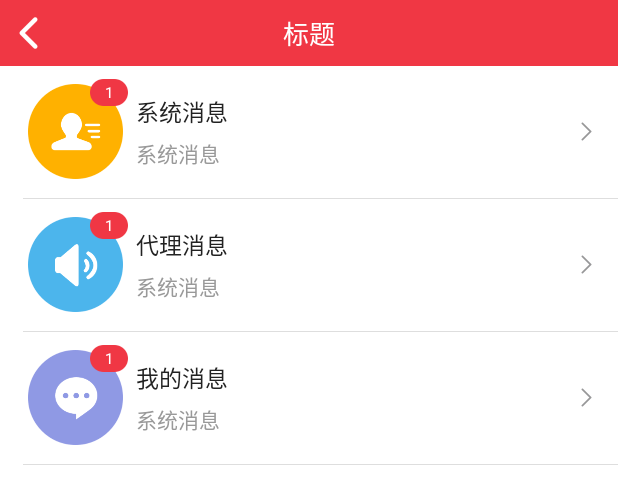
After one commit to wangzhikk/caipiao, an Android app: the layout xiaoxiall.xml on its own in the app's theme, with its tools: preview values and no code run, on a phone screen of 412 x 824 dp. The commit adds this screen. Shown: the top 504 px of the screen. Run offline under Robolectric (Android 15) with nearby library versions, the phone set to English and light mode, and no system bars.

Commit message:
消息改版

```diff
--- a/app/src/main/java/com/cp/MainActivity.java
+++ b/app/src/main/java/com/cp/MainActivity.java
@@ -12,7 +12,8 @@ import com.cp.cp.Data_version;
 import com.cp.shouye.ShouYeFragment;
 import com.cp.wode.Data_personinfo_query;
 import com.cp.wode.WoDeFragment;
-import com.cp.xiaoxi.XiaoXiFragment;
+import com.cp.xiaoxi.XiaoXiAllFragment;
+import com.cp.xiaoxi.XiaoXiListFragment;
 
 import utils.tjyutils.parent.ParentActivity;
 import utils.tjyutils.parent.ParentFragment;
@@ -74,7 +75,7 @@ public class MainActivity extends ParentActivity {
 
     CommonButtonTool commonButtonTool = new CommonButtonTool();
     ParentFragment shouYeFragment = new ShouYeFragment();
-    ParentFragment xiaoXiFragment = new XiaoXiFragment();
+    ParentFragment xiaoXiFragment = new XiaoXiAllFragment();
     ParentFragment woDeFragment=new WoDeFragment();
 
     void initBottomBtns() {
--- a/app/src/main/java/com/cp/xiaoxi/Data_message_detail.java
+++ b/app/src/main/java/com/cp/xiaoxi/Data_message_detail.java
@@ -20,7 +20,7 @@ public class Data_message_detail extends ParentServerData {
                 .send(Data_message_detail.class, httpUiCallBack);
     }
 
-    public static class MessageDetailBean {
+    public static class MessageDetailBean extends ParentServerData{
 
         public String id;
         public int message_category;
--- /dev/null
+++ b/app/src/main/res/layout/xiaoxiall.xml
@@ -0,0 +1,122 @@
+<?xml version="1.0" encoding="utf-8"?>
+<RelativeLayout xmlns:android="http://schemas.android.com/apk/res/android"
+    xmlns:app="http://schemas.android.com/apk/res-auto"
+    xmlns:tools="http://schemas.android.com/tools" android:orientation="vertical"
+    android:layout_width="match_parent"
+    android:layout_height="match_parent" android:background="@color/bg" >
+
+
+    <LinearLayout
+        android:layout_width="match_parent"
+        android:layout_height="match_parent" android:orientation="vertical">
+
+        <include layout="@layout/title"></include>
+
+
+        <utils.wzutils.ui.pullrefresh.WzRefreshLayout
+            android:id="@+id/wzRefresh"
+            android:layout_width="match_parent"
+            android:layout_height="match_parent">
+
+            <LinearLayout
+                android:layout_width="match_parent"
+                android:layout_height="match_parent" android:orientation="vertical">
+
+                <LinearLayout
+                    android:id="@+id/vg_xiaoxi_xitong"
+                    android:layout_width="match_parent"
+                    android:gravity="center_vertical"
+                    android:layout_height="88dp" android:orientation="horizontal">
+                    <RelativeLayout
+                        android:layout_marginLeft="15dp"
+                        android:layout_marginRight="5dp"
+                        android:layout_width="70dp"
+                        android:layout_height="70dp">
+                        <ImageView android:layout_centerInParent="true" android:layout_width="63dp" android:layout_height="63dp" android:src="@drawable/icon_new_agency" />
+                        <TextView android:id="@+id/tv_xiaoxi_xitong_count" style="@style/textview_small_small" android:layout_alignParentRight="true" android:textColor="@color/white" android:text="1" android:gravity="center" android:background="@drawable/kk_tips_two"/>
+
+                    </RelativeLayout>
+                    <LinearLayout
+                        android:layout_width="0dp" android:layout_weight="1"
+                        android:layout_height="50dp" android:orientation="vertical">
+                        <TextView style="@style/textview_large" android:text="系统消息" />
+                        <TextView android:id="@+id/tv_xiaoxi_xitong_last" style="@style/textview" tools:text="系统消息" android:textColor="@color/tv_h3" android:layout_marginTop="5dp" />
+                    </LinearLayout>
+                    <ImageView android:layout_marginRight="10dp"
+                        android:layout_width="wrap_content"
+                        android:layout_height="wrap_content" android:src="@drawable/icon_right"/>
+                </LinearLayout>
+                <View style="@style/line_h" android:layout_marginLeft="15dp"></View>
+
+
+
+
+
+
+
+                <LinearLayout
+                    android:id="@+id/vg_xiaoxi_daili"
+                    android:layout_width="match_parent"
+                    android:gravity="center_vertical"
+                    android:layout_height="88dp" android:orientation="horizontal">
+                    <RelativeLayout
+                        android:layout_marginLeft="15dp"
+                        android:layout_marginRight="5dp"
+                        android:layout_width="70dp"
+                        android:layout_height="70dp">
+
+                        <ImageView android:layout_centerInParent="true" android:layout_width="63dp" android:layout_height="63dp" android:src="@drawable/icon_new_system" />
+                        <TextView android:id="@+id/tv_xiaoxi_daili_count" style="@style/textview_small_small" android:layout_alignParentRight="true" android:textColor="@color/white" android:text="1" android:gravity="center" android:background="@drawable/kk_tips_two"/>
+
+                    </RelativeLayout>
+                    <LinearLayout
+                        android:layout_width="0dp" android:layout_weight="1"
+                        android:layout_height="50dp" android:orientation="vertical">
+                        <TextView style="@style/textview_large" android:text="代理消息" />
+                        <TextView  android:id="@+id/tv_xiaoxi_daili_last"  style="@style/textview" tools:text="系统消息" android:textColor="@color/tv_h3" android:layout_marginTop="5dp" />
+                    </LinearLayout>
+                    <ImageView android:layout_marginRight="10dp"
+                        android:layout_width="wrap_content"
+                        android:layout_height="wrap_content" android:src="@drawable/icon_right"/>
+                </LinearLayout>
+                <View android:id="@+id/line_xiaoxi_daili" style="@style/line_h" android:layout_marginLeft="15dp"></View>
+
+
+
+
+
+                <LinearLayout
+                    android:id="@+id/vg_xiaoxi_wode"
+                    android:layout_width="match_parent"
+                    android:gravity="center_vertical"
+                    android:layout_height="88dp" android:orientation="horizontal">
+                    <RelativeLayout
+                        android:layout_marginLeft="15dp"
+                        android:layout_marginRight="5dp"
+                        android:layout_width="70dp"
+                        android:layout_height="70dp">
+                        <ImageView android:layout_centerInParent="true" android:layout_width="63dp" android:layout_height="63dp" android:src="@drawable/icon_new_mine" />
+                        <TextView android:id="@+id/tv_xiaoxi_wode_count" style="@style/textview_small_small" android:layout_alignParentRight="true" android:textColor="@color/white" android:text="1" android:gravity="center" android:background="@drawable/kk_tips_two"/>
+
+                    </RelativeLayout>
+                    <LinearLayout
+                        android:layout_width="0dp" android:layout_weight="1"
+                        android:layout_height="50dp" android:orientation="vertical">
+                        <TextView style="@style/textview_large" android:text="我的消息" />
+                        <TextView   android:id="@+id/tv_xiaoxi_wode_last"  style="@style/textview" tools:text="系统消息" android:textColor="@color/tv_h3" android:layout_marginTop="5dp" />
+                    </LinearLayout>
+                    <ImageView android:layout_marginRight="10dp"
+                        android:layout_width="wrap_content"
+                        android:layout_height="wrap_content" android:src="@drawable/icon_right"/>
+                </LinearLayout>
+                <View style="@style/line_h" android:layout_marginLeft="15dp"></View>
+            </LinearLayout>
+
+        </utils.wzutils.ui.pullrefresh.WzRefreshLayout>
+
+
+    </LinearLayout>
+
+
+
+</RelativeLayout>
```
Also changed, not shown: app/src/main/java/com/cp/StartActivity.java (+0 -16 lines), app/src/main/java/com/cp/xiaoxi/Data_message_summary.java (added, +46 -0 lines), app/src/main/java/com/cp/xiaoxi/XiaoXiAllFragment.java (added, +116 -0 lines), app/src/main/java/com/cp/xiaoxi/XiaoXiDetailFragment.java (+23 -13 lines), app/src/main/java/com/cp/xiaoxi/XiaoXiFragment.java (deleted, +0 -115 lines), app/src/main/java/com/cp/xiaoxi/XiaoXiListFragment.java (added, +137 -0 lines), app/src/main/res/layout/xiaoxi.xml (+0 -18 lines), app/src/main/res/layout/xiaoxi_xitong_item.xml (+11 -1 lines), app/src/main/res/layout/xiaoxi_xitong_xiangqing.xml (+17 -4 lines), app/src/main/res/drawable-xxhdpi/icon_new_agency.png (added), app/src/main/res/drawable-xxhdpi/icon_new_mine.png (added), app/src/main/res/drawable-xxhdpi/icon_new_system.png (added), app/src/main/res/drawable-xxhdpi/kk_tips_one.png (added), app/src/main/res/drawable-xxhdpi/kk_tips_two.png (added).
